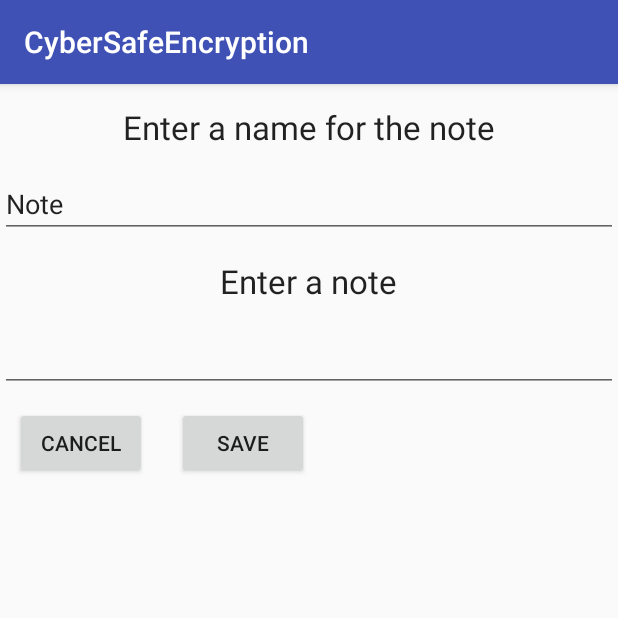
After one commit to Dmitry7393/CyberSafeEncryption, an Android app: the fragment Dialog1 shown on its own in the app's theme, on a phone screen of 412 x 824 dp, the top half of it. The commit adds this screen. Run offline under Robolectric (Android 15) with nearby library versions, the phone set to English and light mode, and no system bars; 2 statements that could not run were skipped.

Commit message:
Added DialogFragment and database

```diff
--- /dev/null
+++ b/app/src/main/java/encryption/com/cybersafeencryption/Dialog1.java
@@ -0,0 +1,58 @@
+package encryption.com.cybersafeencryption;
+
+
+import android.app.DialogFragment;
+import android.content.DialogInterface;
+import android.os.Bundle;
+import android.util.Log;
+import android.view.LayoutInflater;
+import android.view.View;
+import android.view.View.OnClickListener;
+import android.view.ViewGroup;
+import android.widget.Button;
+import android.widget.EditText;
+
+public class Dialog1 extends DialogFragment implements OnClickListener {
+
+    final String LOG_TAG = "myLogs";
+    EditText titleNote;
+    EditText note;
+    public View onCreateView(LayoutInflater inflater, ViewGroup container,
+                             Bundle savedInstanceState) {
+        String strEncryptedText = getArguments().getString("text");
+        getDialog().setTitle("Saving note");
+        View v = inflater.inflate(R.layout.dialog1, null);
+         titleNote = (EditText) v.findViewById(R.id.editTitleNote) ;
+        note= (EditText) v.findViewById(R.id.editNote) ;
+
+        titleNote.setText("Note");
+        note.setText(strEncryptedText);
+        v.findViewById(R.id.button_cancel).setOnClickListener(this);
+        v.findViewById(R.id.button_save).setOnClickListener(this);
+        return v;
+    }
+
+    public void onClick(View v) {
+        switch(v.getId()) {
+            case R.id.button_cancel:
+                Log.d(LOG_TAG, "cancel");
+                break;
+            case R.id.button_save:
+                Log.d(LOG_TAG, "save");
+                ((EncryptTextActivity)getActivity()).saveNote(titleNote.getText().toString(), note.getText().toString());
+                break;
+        }
+        dismiss();
+    }
+
+
+   /* public void onDismiss(DialogInterface dialog) {
+        super.onDismiss(dialog);
+        Log.d(LOG_TAG, "Dialog 1: onDismiss");
+    }
+
+    public void onCancel(DialogInterface dialog) {
+        super.onCancel(dialog);
+        Log.d(LOG_TAG, "Dialog 1: onCancel");
+    }*/
+}
--- a/app/src/main/res/layout/activity_main.xml
+++ b/app/src/main/res/layout/activity_main.xml
@@ -10,7 +10,6 @@
     android:orientation="vertical"
     tools:context="encryption.com.cybersafeencryption.MainActivity"
     android:weightSum="1">
-
 
     <Button
         android:layout_width="wrap_content"
@@ -25,6 +24,4 @@
         android:text="Шифрование файлов"
         android:id="@+id/btn_open_encrypt_files_activity"
         android:layout_marginTop="60dp"/>
-
-
 </LinearLayout>
--- /dev/null
+++ b/app/src/main/res/layout/dialog1.xml
@@ -0,0 +1,53 @@
+<?xml version="1.0" encoding="utf-8"?>
+<LinearLayout
+    xmlns:android="http://schemas.android.com/apk/res/android"
+    android:layout_width="wrap_content"
+    android:layout_height="match_parent"
+    android:orientation="vertical">
+    <TextView
+        android:id="@+id/textView1"
+        android:layout_width="wrap_content"
+        android:layout_height="wrap_content"
+        android:layout_gravity="center"
+        android:layout_margin="14dp"
+        android:text="@string/message_text"
+        android:textAppearance="?android:attr/textAppearanceLarge">
+    </TextView>
+    <EditText
+        android:layout_width="match_parent"
+        android:layout_height="wrap_content"
+        android:layout_gravity="center"
+        android:id="@+id/editTitleNote"/>
+    <TextView
+        android:id="@+id/textView2"
+        android:layout_width="wrap_content"
+        android:layout_height="wrap_content"
+        android:layout_gravity="center"
+        android:layout_margin="14dp"
+        android:text="Enter a note"
+        android:textAppearance="?android:attr/textAppearanceLarge"/>
+    <EditText
+        android:layout_width="match_parent"
+        android:layout_height="wrap_content"
+        android:layout_gravity="center"
+        android:id="@+id/editNote"/>
+    <LinearLayout
+        android:layout_width="wrap_content"
+        android:layout_height="wrap_content"
+        android:orientation="horizontal">
+        <Button
+            android:id="@+id/button_cancel"
+            android:layout_width="wrap_content"
+            android:layout_height="wrap_content"
+            android:layout_margin="10dp"
+            android:text="Cancel">
+        </Button>
+        <Button
+            android:id="@+id/button_save"
+            android:layout_width="wrap_content"
+            android:layout_height="wrap_content"
+            android:layout_margin="10dp"
+            android:text="Save">
+        </Button>
+    </LinearLayout>
+</LinearLayout>
--- a/app/src/main/res/values/strings.xml
+++ b/app/src/main/res/values/strings.xml
@@ -1,3 +1,9 @@
 <resources>
     <string name="app_name">CyberSafeEncryption</string>
+    <string name="dialog_1">Dialog 1</string>
+    <string name="dialog_2">Dialog 2</string>
+    <string name="message_text">Enter a name for the note</string>
+    <string name="yes">Yes</string>
+    <string name="no">No</string>
+    <string name="maybe">Maybe</string>
 </resources>
```
Also changed, not shown: app/src/main/java/encryption/com/Database/DBHelper.java (added, +31 -0 lines), app/src/main/java/encryption/com/cybersafeencryption/EncryptTextActivity.java (+94 -14 lines), app/src/main/java/encryption/com/cybersafeencryption/FragmentListView.java (added, +35 -0 lines), app/src/main/java/encryption/com/cybersafeencryption/ListNotesViewAdapter.java (added, +55 -0 lines), app/src/main/java/encryption/com/cybersafeencryption/MainActivity.java (+16 -1 lines), app/src/main/java/encryption/com/cybersafeencryption/MyDialogFragment.java (added, +57 -0 lines), app/src/main/java/encryption/com/cybersafeencryption/Note.java (added, +25 -0 lines), app/src/main/res/layout/activity_encrypt_text.xml (+26 -6 lines), app/src/main/res/layout/dialog_fragment.xml (added, +15 -0 lines), app/src/main/res/layout/fragment_listview.xml (added, +17 -0 lines), app/src/main/res/layout/item_notes.xml (added, +18 -0 lines).
